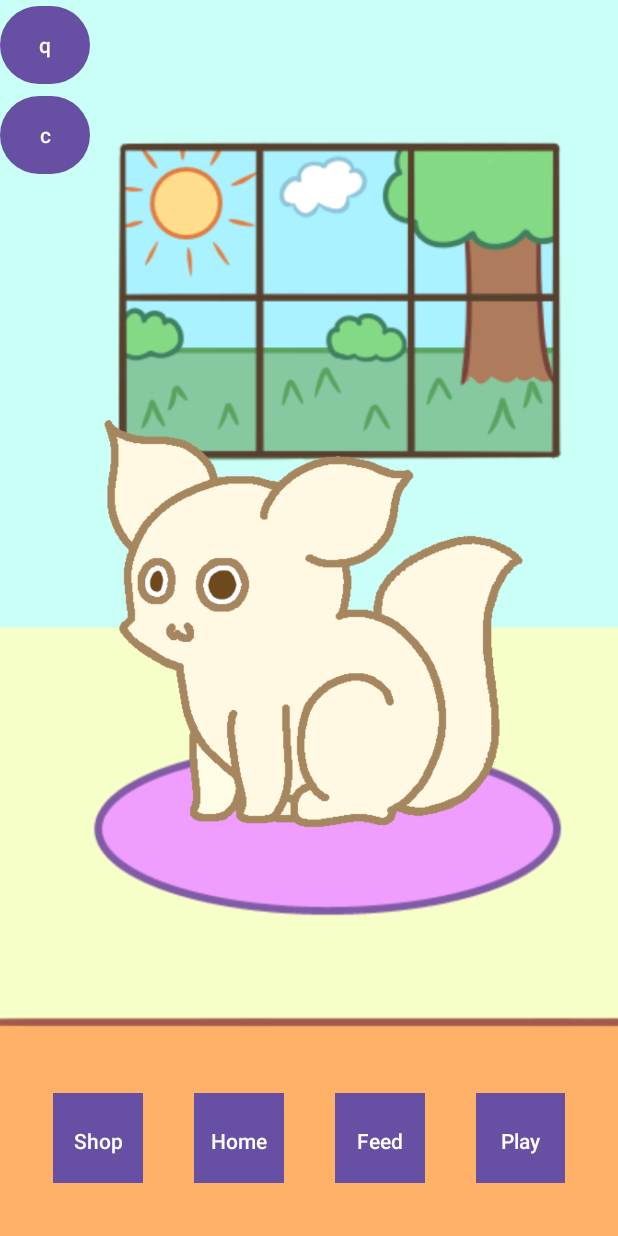
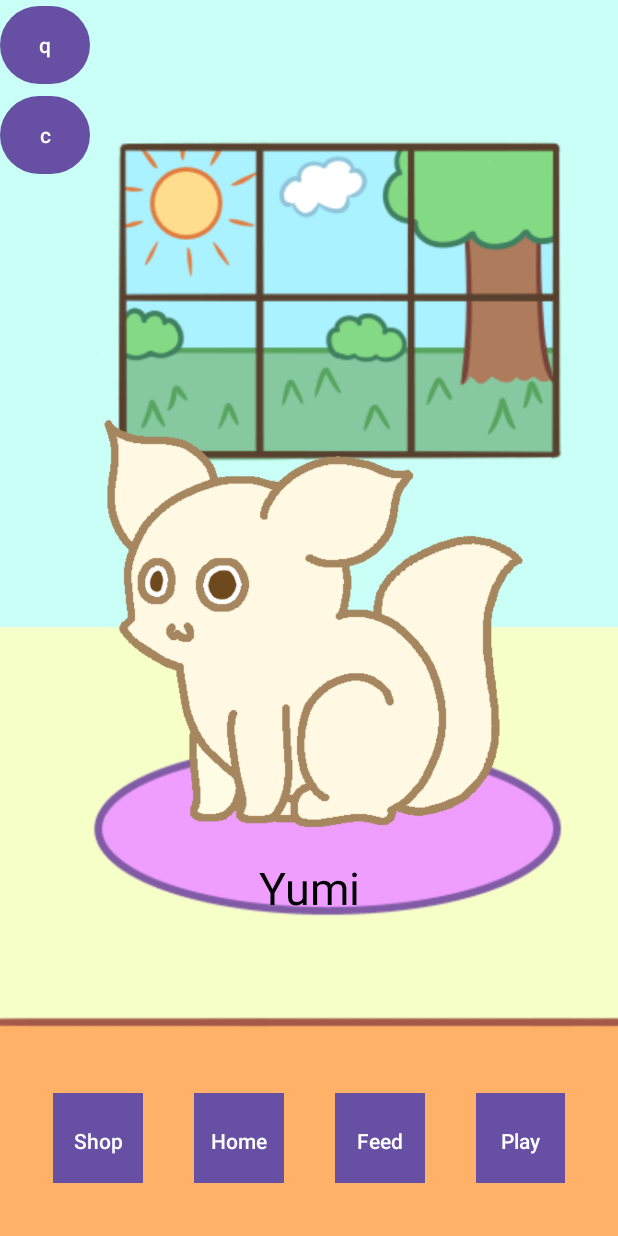
Before and after one commit to kuihua/IAT359-Project, an Android app: the MainActivity screen opened directly, with no data from a screen before it, on a phone screen of 412 x 824 dp. Run offline under Robolectric (Android 15) with nearby library versions, the phone set to English and light mode, and no system bars.

Commit message:
pet name displayed in main

```diff
--- a/IAT359_Project/app/src/main/java/com/example/iat359_project/MainActivity.java
+++ b/IAT359_Project/app/src/main/java/com/example/iat359_project/MainActivity.java
@@ -1,9 +1,12 @@
 package com.example.iat359_project;
+
+import static com.example.iat359_project.Naming.DEFAULT;
 
 import androidx.appcompat.app.AppCompatActivity;
 
 import android.content.Context;
 import android.content.Intent;
+import android.content.SharedPreferences;
 import android.hardware.Sensor;
 import android.hardware.SensorEvent;
 import android.hardware.SensorEventListener;
@@ -15,6 +18,7 @@ import android.os.VibrationEffect;
 import android.os.Vibrator;
 import android.view.View;
 import android.widget.ImageView;
+import android.widget.TextView;
 import android.widget.Toast;
 
 public class MainActivity extends AppCompatActivity implements SensorEventListener {
@@ -23,6 +27,8 @@ public class MainActivity extends AppCompatActivity implements SensorEventListen
     int currency=100;
 
     ImageView toy, food, plate, night;
+    TextView petNameView;
+    String petName;
     boolean feeding = false;
     boolean playing = false;
 
@@ -34,12 +40,15 @@ public class MainActivity extends AppCompatActivity implements SensorEventListen
     private MyShopDatabase shopdb;
     private MyPlayerHelper playerHelper;
     private MyShopHelper shopHelper;
+    public static final String DEFAULT = "no name";
 
 
     @Override
     protected void onCreate(Bundle savedInstanceState) {
         super.onCreate(savedInstanceState);
         setContentView(R.layout.activity_main);
+        SharedPreferences sharedPref = getSharedPreferences("MyData", Context.MODE_PRIVATE);
+        String petName = sharedPref.getString("petName", DEFAULT);
 
         //using the player database to ensure they are wearing clothes from last session
         playerdb = new MyPlayerDatabase(this);
@@ -50,6 +59,10 @@ public class MainActivity extends AppCompatActivity implements SensorEventListen
         food = (ImageView) findViewById(R.id.foodView);
         plate = (ImageView) findViewById(R.id.plateView);
         night = (ImageView) findViewById(R.id.nightWindow);
+
+        //Pet name displayed in main
+        petNameView = (TextView) findViewById(R.id.namingTextView);
+        petNameView.setText(petName);
 
         //Sensor
         mySensorManager = (SensorManager) getSystemService(SENSOR_SERVICE);
--- a/IAT359_Project/app/src/main/res/layout/activity_main.xml
+++ b/IAT359_Project/app/src/main/res/layout/activity_main.xml
@@ -158,4 +158,16 @@
         android:text="c"
         android:onClick="custom"/>
 
+<!--    pet name-->
+    <TextView
+        android:id="@+id/namingTextView"
+        android:layout_width="match_parent"
+        android:layout_height="wrap_content"
+        android:layout_alignBottom="@+id/imageView"
+        android:layout_marginBottom="50dp"
+        android:gravity="center"
+        android:text="pet name"
+        android:textSize="30dp"
+        android:textColor="@color/black"/>
+
 </RelativeLayout>
```
